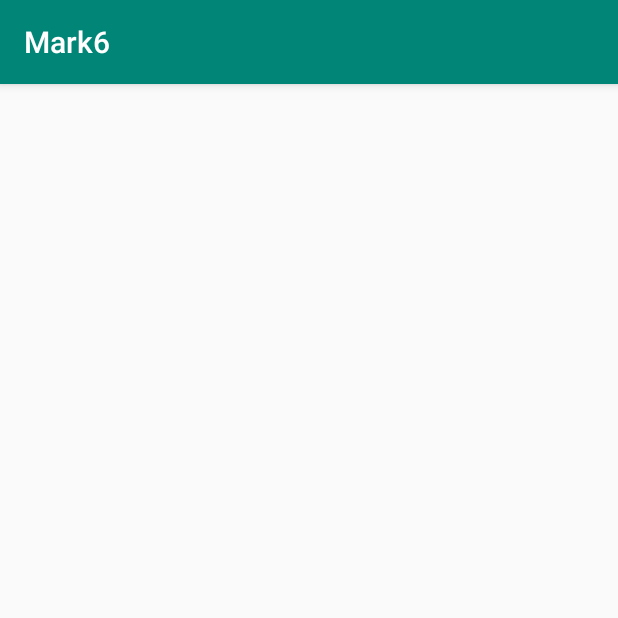
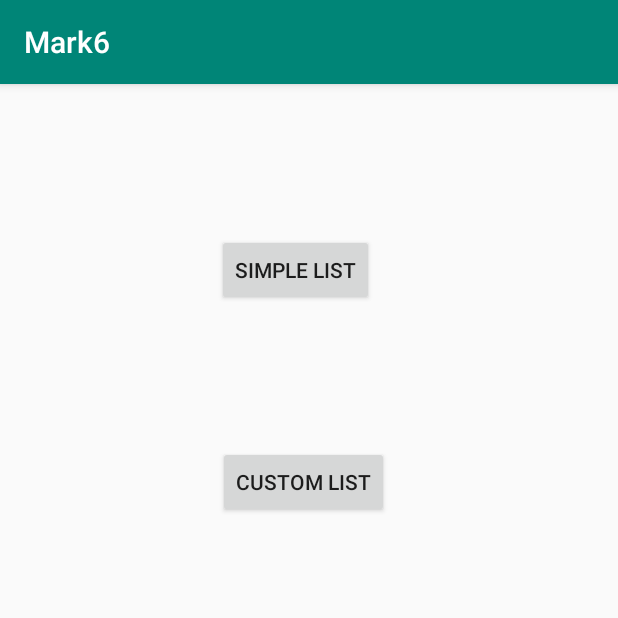
Before and after one commit to shreejitray/Hackathon, an Android app: the DynamicList screen opened directly, with no data from a screen before it, on a phone screen of 412 x 824 dp, the top half of it. Run offline under Robolectric (Android 15) with nearby library versions, the phone set to English and light mode, and no system bars.

Commit message:
Custom list

```diff
--- a/Mark5/build.gradle
+++ b/Mark5/build.gradle
@@ -7,7 +7,7 @@ buildscript {
 
     }
     dependencies {
-        classpath 'com.android.tools.build:gradle:3.3.2'
+        classpath 'com.android.tools.build:gradle:3.4.0'
 
         // NOTE: Do not place your application dependencies here; they belong
         // in the individual module build.gradle files
--- a/Mark6/app/src/main/res/layout/activity_dynamic_list.xml
+++ b/Mark6/app/src/main/res/layout/activity_dynamic_list.xml
@@ -6,4 +6,33 @@
     android:layout_height="match_parent"
     tools:context=".DynamicList">
 
+    <Button
+        android:id="@+id/button4"
+        android:layout_width="wrap_content"
+        android:layout_height="wrap_content"
+        android:layout_marginStart="144dp"
+        android:layout_marginTop="81dp"
+        android:layout_marginEnd="162dp"
+        android:layout_marginBottom="602dp"
+        android:onClick="simpleList"
+        android:text="Simple list"
+        app:layout_constraintBottom_toBottomOf="parent"
+        app:layout_constraintEnd_toEndOf="parent"
+        app:layout_constraintStart_toStartOf="parent"
+        app:layout_constraintTop_toTopOf="parent" />
+
+    <Button
+        android:id="@+id/button5"
+        android:layout_width="wrap_content"
+        android:layout_height="wrap_content"
+        android:layout_marginStart="145dp"
+        android:layout_marginTop="84dp"
+        android:layout_marginEnd="153dp"
+        android:layout_marginBottom="469dp"
+        android:onClick="customList"
+        android:text="Custom List"
+        app:layout_constraintBottom_toBottomOf="parent"
+        app:layout_constraintEnd_toEndOf="parent"
+        app:layout_constraintStart_toStartOf="parent"
+        app:layout_constraintTop_toBottomOf="@+id/button4" />
 </android.support.constraint.ConstraintLayout>
--- a/Mark6/build.gradle
+++ b/Mark6/build.gradle
@@ -7,7 +7,7 @@ buildscript {
 
     }
     dependencies {
-        classpath 'com.android.tools.build:gradle:3.3.2'
+        classpath 'com.android.tools.build:gradle:3.4.0'
 
         // NOTE: Do not place your application dependencies here; they belong
         // in the individual module build.gradle files
```
Also changed, not shown: Mark6/app/src/main/AndroidManifest.xml (+13 -3 lines), Mark6/app/src/main/java/com/example/mark6/CustomList/CustomAdapter.java (added, +44 -0 lines), Mark6/app/src/main/java/com/example/mark6/CustomList/CustomList.java (added, +34 -0 lines), Mark6/app/src/main/java/com/example/mark6/CustomList/DataModel.java (added, +38 -0 lines), Mark6/app/src/main/java/com/example/mark6/DynamicList.java (+15 -0 lines), Mark6/app/src/main/java/com/example/mark6/SimpleListView/SimpleList.java (added, +24 -0 lines), Mark6/app/src/main/res/layout/activity_custom_list.xml (added, +15 -0 lines), Mark6/app/src/main/res/layout/activity_simple_list.xml (added, +15 -0 lines), Mark6/app/src/main/res/layout/custom_list.xml (added, +29 -0 lines), Mark6/app/src/main/res/layout/simple_list_view.xml (added, +11 -0 lines), Mark5/gradle/wrapper/gradle-wrapper.properties, Mark6/gradle/wrapper/gradle-wrapper.properties.
